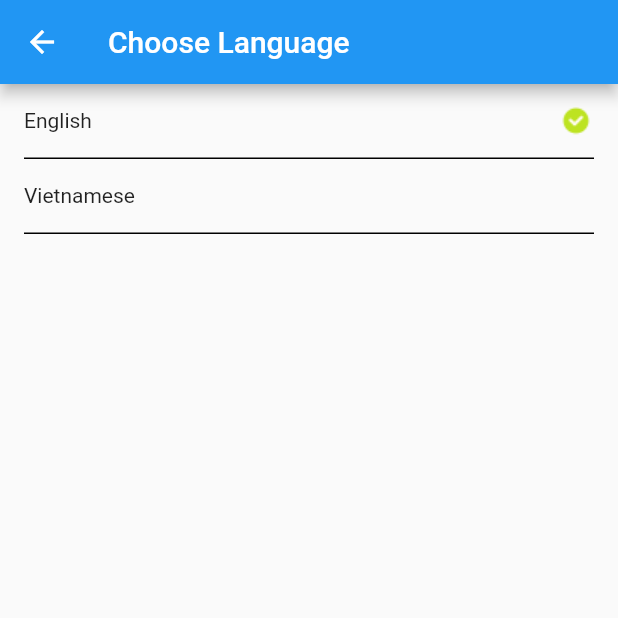
After one commit to hoangatuan/PCCovid_Flutter, a Flutter app: the LanguageSettingScreen screen opened directly, on a phone screen of 412 x 824 dp, the top half of it. The commit adds this screen. Run offline on Flutter 3.47's test engine with Material 2 defaults, Android fonts, the phone set to English and light mode, and no system bars; our stand-ins replace easy_localization, fl_chart, flutter_svg, hexcolor, shared_preferences, sqflite and 1 more; missing offline and left inert: qr_code_scanner; accounts and stored records are empty; network calls fail; project files that could hold a hidden picture were left out.

Commit message:
Update vietnamese localize

```diff
--- a/assets/translations/en-US.json
+++ b/assets/translations/en.json
@@ -31,5 +31,9 @@
 
     "request_camera_permission": "Please allow PCCovid to use camera to scan QR in iphone setting.",
     "checkin_success": "You have checked in successfully at",
-    "checkin_fail": "Some errors have occurred. Please try again."
+    "checkin_fail": "Some errors have occurred. Please try again.",
+
+    "en": "English",
+    "vi": "Vietnamese",
+    "choose_language": "Choose Language"
 }
--- a/lib/main.dart
+++ b/lib/main.dart
@@ -9,15 +9,19 @@ void main() async {
 
   runApp(EasyLocalization(
       child: const MyApp(),
-      supportedLocales: const [Locale('en', 'US'), Locale('vn')],
-      fallbackLocale: const Locale("vn"),
+      supportedLocales: const [Locale('en'), Locale('vi')],
+      fallbackLocale: const Locale("vi"),
       path: "assets/translations"));
 }
 
-class MyApp extends StatelessWidget {
+class MyApp extends StatefulWidget {
   const MyApp({Key? key}) : super(key: key);
 
-  // This widget is the root of your application.
+  @override
+  State<MyApp> createState() => _MyAppState();
+}
+
+class _MyAppState extends State<MyApp> {
   @override
   Widget build(BuildContext context) {
     return MaterialApp(
--- a/lib/screens/guide/components/guide_bottom_view.dart
+++ b/lib/screens/guide/components/guide_bottom_view.dart
@@ -15,7 +15,6 @@ class GuideBottomView extends StatelessWidget {
 
     return Container(
       width: screenSize.width,
-      height: 224,
       decoration: const BoxDecoration(
           color: Colors.white,
           borderRadius: BorderRadius.only(
--- a/lib/screens/home/home_screen.dart
+++ b/lib/screens/home/home_screen.dart
@@ -1,3 +1,5 @@
+// ignore_for_file: implementation_imports
+
 import 'package:flutter/material.dart';
 import 'package:pccovid/screens/detail_statistic/detail_statistic_screen.dart';
 import 'package:provider/provider.dart';
--- /dev/null
+++ b/lib/screens/language/language_screen.dart
@@ -0,0 +1,75 @@
+import 'package:flutter/material.dart';
+import 'package:easy_localization/src/public_ext.dart';
+import 'package:pccovid/extensions/enum_extensions.dart';
+import 'package:pccovid/services/language_service.dart';
+import 'package:pccovid/services/shared_pref_service.dart';
+
+class LanguageSettingScreen extends StatefulWidget {
+  const LanguageSettingScreen({Key? key}) : super(key: key);
+
+  @override
+  State<LanguageSettingScreen> createState() => _LanguageSettingScreenState();
+}
+
+class _LanguageSettingScreenState extends State<LanguageSettingScreen> {
+  String selectedLanguage = "";
+  final LanguageService _languageService = LanguageService();
+
+  @override
+  initState() {
+    super.initState();
+    updateSelectedLanguage();
+  }
+
+  updateSelectedLanguage() async {
+    String language = await LanguageService().selectedLanguage;
+
+    setState(() {
+      selectedLanguage = language;
+    });
+  }
+
+  @override
+  Widget build(BuildContext context) {
+    return Scaffold(
+      appBar: AppBar(
+        title: const Text("choose_language").tr(),
+      ),
+      body: ListView.builder(
+          itemCount: _languageService.allLanguages.length,
+          itemBuilder: (context, index) {
+            return GestureDetector(
+              onTap: () {
+                _languageService.changeAppLanguage(
+                    context, _languageService.allLanguages[index]);
+                updateSelectedLanguage();
+              },
+              child: Container(
+                  height: 50,
+                  padding: const EdgeInsets.only(left: 16, right: 16),
+                  child: Column(
+                    crossAxisAlignment: CrossAxisAlignment.start,
+                    children: [
+                      const Spacer(),
+                      Row(
+                        children: [
+                          Text(_languageService.allLanguages[index].rawValue
+                              .tr()),
+                          const Spacer(),
+                          if (_languageService.allLanguages[index].rawValue ==
+                              selectedLanguage)
+                            Image.asset("assets/icons/checklist.png"),
+                        ],
+                      ),
+                      const Spacer(),
+                      Container(
+                        height: 1,
+                        color: Colors.black,
+                      )
+                    ],
+                  )),
+            );
+          }),
+    );
+  }
+}
--- a/lib/screens/setting/setting_screen.dart
+++ b/lib/screens/setting/setting_screen.dart
@@ -1,6 +1,7 @@
 import 'package:flutter/material.dart';
 import 'package:pccovid/helpers/constants.dart';
 import 'package:pccovid/screens/guide/guide_screen.dart';
+import 'package:pccovid/screens/language/language_screen.dart';
 import 'package:pccovid/screens/places_history/view/places_history_screen.dart';
 import 'package:pccovid/screens/setting/view_model/setting_view_model.dart';
 import 'package:pccovid/screens/webview/in_app_webview_screen.dart';
@@ -91,6 +92,10 @@ class _SettingScreenState extends State<SettingScreen> {
                     )));
         break;
       case 1:
+        Navigator.push(
+            context,
+            MaterialPageRoute(
+                builder: (context) => const LanguageSettingScreen()));
         break;
       case 2:
         Navigator.push(
--- a/lib/screens/splash/splash_screen.dart
+++ b/lib/screens/splash/splash_screen.dart
@@ -1,6 +1,8 @@
+import 'package:easy_localization/src/public_ext.dart';
 import 'package:flutter/material.dart';
 import 'package:pccovid/screens/base/tab_bar_view.dart';
 import 'package:pccovid/screens/guide/guide_screen.dart';
+import 'package:pccovid/services/language_service.dart';
 import 'package:pccovid/services/shared_pref_service.dart';
 
 class SplashScreen extends StatelessWidget {
@@ -9,6 +11,7 @@ class SplashScreen extends StatelessWidget {
   @override
   Widget build(BuildContext context) {
     goToMainScreen(context);
+    LanguageService().setupLanguage(context);
 
     return Scaffold(
       body: Center(
--- /dev/null
+++ b/lib/services/language_service.dart
@@ -0,0 +1,33 @@
+import 'package:flutter/material.dart';
+import 'package:pccovid/extensions/enum_extensions.dart';
+import 'package:pccovid/services/shared_pref_service.dart';
+import 'package:easy_localization/src/public_ext.dart';
+
+enum Language { en, vi }
+
+class LanguageService {
+  List<Language> allLanguages = [Language.en, Language.vi];
+
+  void setupLanguage(BuildContext context) async {
+    String? selectedLanguage = await SharePreferenceService.getValue<String>(
+        SharePreferenceKey.selectedLanguage);
+
+    if (selectedLanguage != null) {
+      return;
+    }
+
+    SharePreferenceService.setValue(
+        SharePreferenceKey.selectedLanguage, context.locale.languageCode);
+  }
+
+  Future<String> get selectedLanguage async {
+    return await SharePreferenceService.getValue<String>(
+        SharePreferenceKey.selectedLanguage);
+  }
+
+  void changeAppLanguage(BuildContext context, Language language) {
+    context.setLocale(Locale(language.rawValue));
+    SharePreferenceService.setValue(
+        SharePreferenceKey.selectedLanguage, language.rawValue);
+  }
+}
--- a/lib/services/shared_pref_service.dart
+++ b/lib/services/shared_pref_service.dart
@@ -1,7 +1,7 @@
 import 'package:pccovid/extensions/enum_extensions.dart';
 import 'package:shared_preferences/shared_preferences.dart';
 
-enum SharePreferenceKey { didReadGuideLine }
+enum SharePreferenceKey { didReadGuideLine, selectedLanguage }
 
 class SharePreferenceService {
   static Future<bool> setValue(SharePreferenceKey key, dynamic value) async {
```
Also changed, not shown: assets/translations/vi.json (renamed from assets/translations/vn.json, +10 -6 lines), assets/icons/checklist.png (added), 1 other file.
